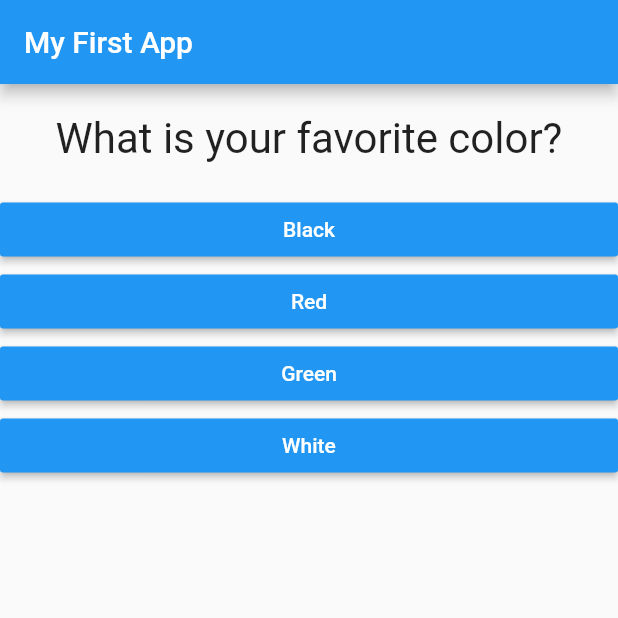
After one commit to nord2sudjp/flutter_guide, a Flutter app: the screen it shows after launch, on a phone screen of 412 x 824 dp, the top half of it. The commit adds this screen. Run offline on Flutter 3.47's test engine with Material 2 defaults, Android fonts, the phone set to English and light mode, and no system bars.

Commit message:
Code clearning up, add quiz and result

```diff
--- a/lib/main.dart
+++ b/lib/main.dart
@@ -1,6 +1,6 @@
 import 'package:flutter/material.dart';
-import './question.dart';
-import './answer.dart';
+import './quiz.dart';
+import './result.dart';
 
 void main() {
   runApp(MyApp());
@@ -14,7 +14,7 @@ class MyApp extends StatefulWidget {
 }
 
 class _MyAppState extends State<MyApp> {
-  final questions = const [
+  final _questions = const [
     {
       'questionText': 'What is your favorite color?',
       'answers': ['Black', 'Red', 'Green', 'White']
@@ -32,7 +32,7 @@ class _MyAppState extends State<MyApp> {
   var _questionIndex = 0;
 
   void _answerQuestion() {
-    if (_questionIndex < questions.length) {
+    if (_questionIndex < _questions.length) {
       print('We have more questions');
     }
     setState(() {
@@ -50,17 +50,12 @@ class _MyAppState extends State<MyApp> {
           title: Text('My First App'),
         ),
         //body: Text('This is my default text!'),
-        body: _questionIndex < questions.length
-            ? Column(
-                children: [
-                  Question(questions[_questionIndex]['questionText']),
-                  ...(questions[_questionIndex]['answers'] as List<String>)
-                      .map((ans) {
-                    return Answer(_answerQuestion, ans);
-                  }).toList()
-                ],
-              )
-            : Center(child: Text("No more question")),
+        body: _questionIndex < _questions.length
+            ? Quiz(
+                answerQuestion: _answerQuestion,
+                questionIndex: _questionIndex,
+                questions: _questions)
+            : Result(),
       ),
     );
   }
--- /dev/null
+++ b/lib/quiz.dart
@@ -0,0 +1,26 @@
+import 'package:flutter/material.dart';
+import './question.dart';
+import './answer.dart';
+
+class Quiz extends StatelessWidget {
+  final List<Map<String, Object>> questions;
+  final int questionIndex;
+  final Function answerQuestion;
+
+  Quiz(
+      {@required this.questions,
+      @required this.answerQuestion,
+      @required this.questionIndex});
+
+  @override
+  Widget build(BuildContext context) {
+    return Column(
+      children: [
+        Question(questions[questionIndex]['questionText']),
+        ...(questions[questionIndex]['answers'] as List<String>).map((ans) {
+          return Answer(answerQuestion, ans);
+        }).toList()
+      ],
+    );
+  }
+}
```
Also changed, not shown: lib/result.dart (added, +8 -0 lines).
